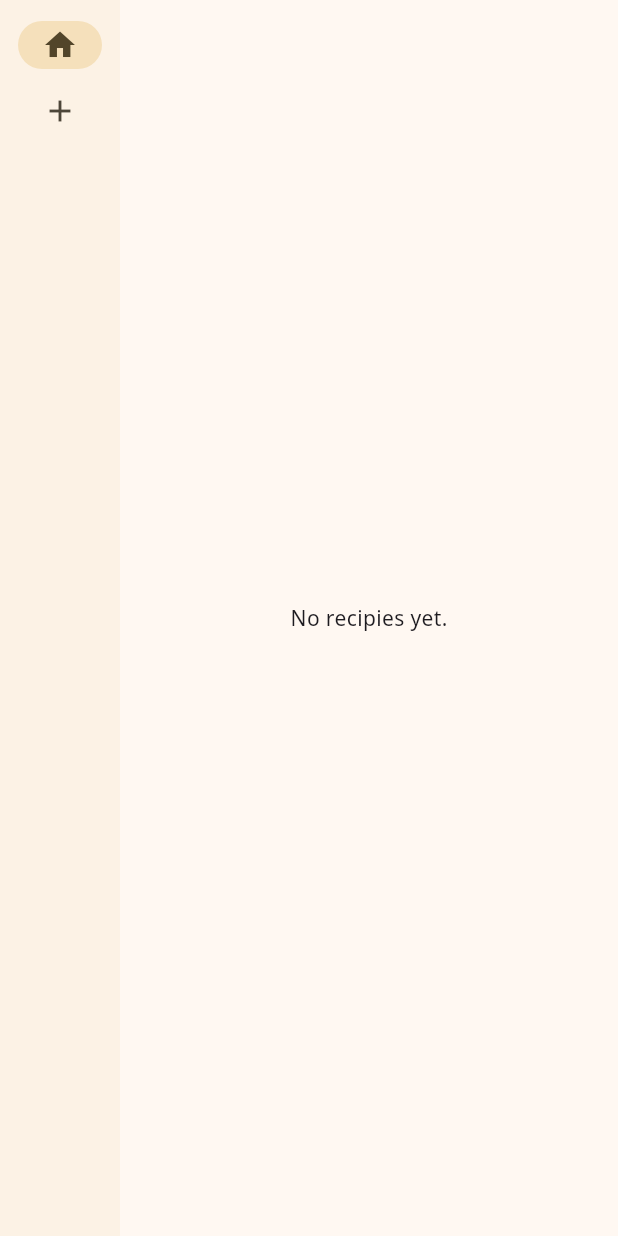
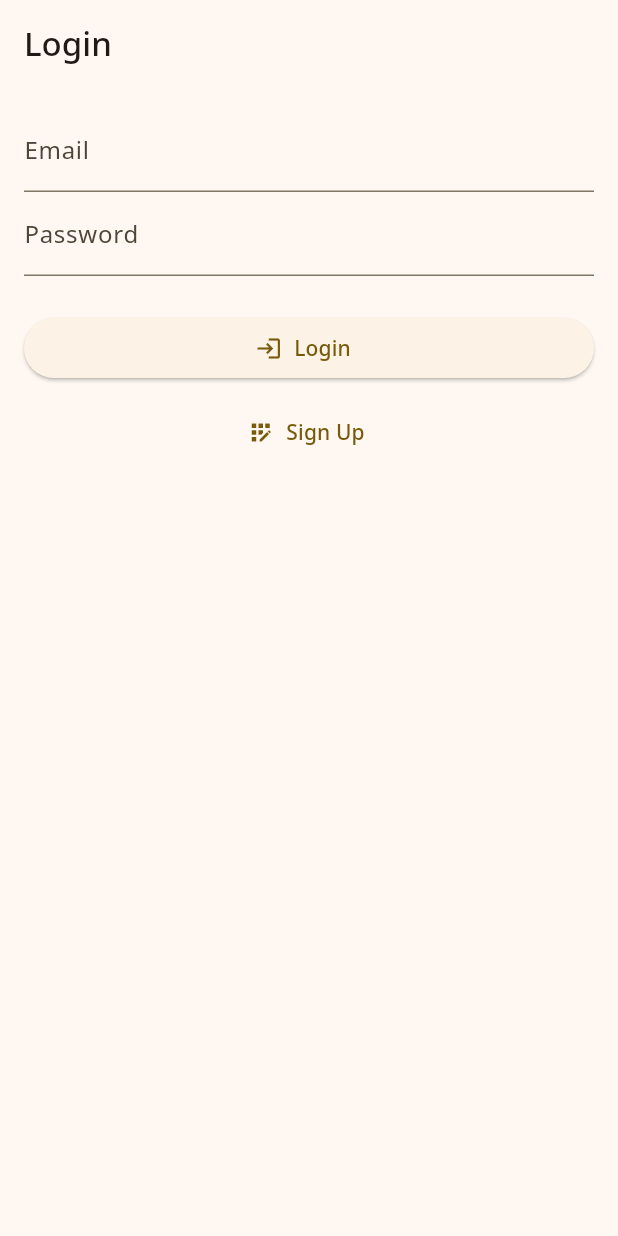
Before and after one commit to SamiOksanen/recipe_book, a Flutter app: the screen it shows after launch, on a phone screen of 412 x 824 dp. Run offline on Flutter 3.47's test engine with Material 3 defaults, Android fonts, the phone set to English and light mode, and no system bars; our stand-ins replace google_fonts.

Commit message:
Added mock login and sign up. Added login and sign up pages and logout button to home page.

```diff
--- /dev/null
+++ b/lib/app_state.dart
@@ -0,0 +1,51 @@
+import 'package:flutter/material.dart';
+import 'package:recipe_book/models/recipe.dart';
+
+class AppState extends ChangeNotifier {
+  final List<Recipe> _recipies = [];
+  final Map<String, String> _users = {'test': 'test'};
+  String? _currentUser;
+
+  List<Recipe> get recipies => List.unmodifiable(_recipies);
+  String? get currentUser => _currentUser;
+  bool get isLoggedIn => _currentUser != null;
+
+  void addRecipe(Recipe recipe) {
+    _recipies.add(recipe);
+    notifyListeners();
+  }
+
+  void updateRecipe(Recipe oldRecipe, Recipe newRecipe) {
+    final index = _recipies.indexOf(oldRecipe);
+    if (index != -1) {
+      _recipies[index] = newRecipe;
+      notifyListeners();
+    }
+  }
+
+  void removeRecipe(Recipe recipe) {
+    _recipies.remove(recipe);
+    notifyListeners();
+  }
+
+  bool signUp(String email, String password) {
+    if (_users.containsKey(email)) return false;
+    _users[email] = password;
+    notifyListeners();
+    return true;
+  }
+
+  bool login(String email, String password) {
+    if (_users[email] == password) {
+      _currentUser = email;
+      notifyListeners();
+      return true;
+    }
+    return false;
+  }
+
+  void logout() {
+    _currentUser = null;
+    notifyListeners();
+  }
+}
--- a/lib/main.dart
+++ b/lib/main.dart
@@ -3,8 +3,8 @@ import 'package:flutter/material.dart';
 import 'package:flutter/services.dart';
 import 'package:google_fonts/google_fonts.dart';
 import 'package:provider/provider.dart';
-import 'package:recipe_book/recipe_book_app_state.dart';
-import 'package:recipe_book/recipe_book_home.dart';
+import 'package:recipe_book/app_state.dart';
+import 'package:recipe_book/screens/main_page.dart';
 
 void main() {
   LicenseRegistry.addLicense(() async* {
@@ -21,8 +21,8 @@ class RecipeBookApp extends StatelessWidget {
   @override
   Widget build(BuildContext context) {
     final textTheme = Theme.of(context).textTheme;
-    return ChangeNotifierProvider<RecipeBookAppState>(
-      create: (BuildContext context) => RecipeBookAppState(),
+    return ChangeNotifierProvider<AppState>(
+      create: (BuildContext context) => AppState(),
       child: MaterialApp(
         title: 'Recipe Book',
         theme: ThemeData(
@@ -39,7 +39,7 @@ class RecipeBookApp extends StatelessWidget {
             ),
           ),
         ),
-        home: const RecipeBookHomePage(),
+        home: const MainPage(),
       ),
     );
   }
--- a/lib/recipe_book_app_state.dart
+++ /dev/null
@@ -1,26 +0,0 @@
-import 'package:flutter/material.dart';
-import 'package:recipe_book/models/recipe.dart';
-
-class RecipeBookAppState extends ChangeNotifier {
-  final List<Recipe> _recipies = [];
-
-  List<Recipe> get recipies => List.unmodifiable(_recipies);
-
-  void addRecipe(Recipe recipe) {
-    _recipies.add(recipe);
-    notifyListeners();
-  }
-
-  void updateRecipe(Recipe oldRecipe, Recipe newRecipe) {
-    final index = _recipies.indexOf(oldRecipe);
-    if (index != -1) {
-      _recipies[index] = newRecipe;
-      notifyListeners();
-    }
-  }
-
-  void removeRecipe(Recipe recipe) {
-    _recipies.remove(recipe);
-    notifyListeners();
-  }
-}
--- /dev/null
+++ b/lib/screens/auth/login_page.dart
@@ -0,0 +1,70 @@
+import 'package:flutter/material.dart';
+import 'package:provider/provider.dart';
+import 'package:recipe_book/app_state.dart';
+import 'package:recipe_book/widgets/enter-listener.dart';
+
+class LoginPage extends StatefulWidget {
+  final VoidCallback onSignUp;
+
+  const LoginPage({Key? key, required this.onSignUp}) : super(key: key);
+
+  @override
+  _LoginPageState createState() => _LoginPageState();
+}
+
+class _LoginPageState extends State<LoginPage> {
+  final TextEditingController _emailController = TextEditingController();
+  final TextEditingController _passwordController = TextEditingController();
+  String? _error;
+
+  void _login() {
+    final appState = Provider.of<AppState>(context, listen: false);
+    final email = _emailController.text;
+    final password = _passwordController.text;
+
+    if (!appState.login(email, password)) {
+      setState(() {
+        _error = 'Invalid email or password';
+      });
+    }
+  }
+
+  @override
+  Widget build(BuildContext context) {
+    return Scaffold(
+      appBar: AppBar(title: const Text('Login')),
+      body: Padding(
+        padding: const EdgeInsets.all(16.0),
+        child: Column(
+          crossAxisAlignment: CrossAxisAlignment.stretch,
+          children: [
+            if (_error != null)
+              Text(_error!, style: const TextStyle(color: Colors.red)),
+            TextField(
+              controller: _emailController,
+              decoration: const InputDecoration(labelText: 'Email'),
+            ),
+            EnterListener(
+              onEnter: _login,
+              child: TextField(
+                controller: _passwordController,
+                decoration: const InputDecoration(labelText: 'Password'),
+                obscureText: true,
+              ),
+            ),
+            const SizedBox(height: 24),
+            ElevatedButton.icon(
+                onPressed: _login,
+                icon: const Icon(Icons.login),
+                label: const Text('Login')),
+            const SizedBox(height: 8),
+            TextButton.icon(
+                onPressed: widget.onSignUp,
+                icon: const Icon(Icons.app_registration),
+                label: const Text('Sign Up')),
+          ],
+        ),
+      ),
+    );
+  }
+}
--- /dev/null
+++ b/lib/screens/main_page.dart
@@ -0,0 +1,32 @@
+import 'package:flutter/material.dart';
+import 'package:provider/provider.dart';
+import 'package:recipe_book/app_state.dart';
+import 'package:recipe_book/screens/auth/login_page.dart';
+import 'package:recipe_book/screens/recipe_book/recipe_book_home_page.dart';
+import 'package:recipe_book/screens/auth/sign_up_page.dart';
+
+class MainPage extends StatelessWidget {
+  const MainPage({super.key});
+
+  @override
+  Widget build(BuildContext context) {
+    final appState = Provider.of<AppState>(context);
+
+    if (!appState.isLoggedIn) {
+      return LoginPage(
+        onSignUp: () {
+          Navigator.push(
+            context,
+            MaterialPageRoute<dynamic>(
+              builder: (context) => SignUpPage(onSignUpComplete: () {
+                Navigator.pop(context);
+              }),
+            ),
+          );
+        },
+      );
+    }
+
+    return const RecipeBookHomePage(); // Main app UI
+  }
+}
--- a/lib/screens/recipe_list_page.dart
+++ b/lib/screens/recipe_book/recipe_list_page.dart
@@ -1,7 +1,7 @@
 import 'package:flutter/material.dart';
 import 'package:provider/provider.dart';
 import 'package:recipe_book/models/recipe.dart';
-import 'package:recipe_book/recipe_book_app_state.dart';
+import 'package:recipe_book/app_state.dart';
 
 class RecipeListPage extends StatelessWidget {
   final void Function(Recipe recipe) onRecipeSelected;
@@ -10,7 +10,7 @@ class RecipeListPage extends StatelessWidget {
 
   @override
   Widget build(BuildContext context) {
-    var appState = context.watch<RecipeBookAppState>();
+    var appState = context.watch<AppState>();
     var recipies = appState.recipies;
 
     if (recipies.isEmpty) {
--- a/lib/screens/view_recipe_page.dart
+++ b/lib/screens/recipe_book/recipe_view_page.dart
@@ -1,13 +1,13 @@
 import 'package:flutter/material.dart';
 import 'package:recipe_book/models/recipe.dart';
 
-class ViewRecipePage extends StatelessWidget {
+class RecipeViewPage extends StatelessWidget {
   final Recipe recipe;
   final VoidCallback onClose;
   final VoidCallback onRemove;
   final void Function(Recipe recipe) onEdit;
 
-  const ViewRecipePage({
+  const RecipeViewPage({
     Key? key,
     required this.recipe,
     required this.onClose,
--- /dev/null
+++ b/lib/widgets/enter-listener.dart
@@ -0,0 +1,25 @@
+import 'package:flutter/material.dart';
+import 'package:flutter/services.dart';
+
+class EnterListener extends StatelessWidget {
+  final Widget child;
+  final void Function() onEnter;
+  final FocusNode _focusNode = FocusNode(skipTraversal: true);
+
+  EnterListener({super.key, required this.child, required this.onEnter});
+
+  @override
+  Widget build(BuildContext context) {
+    return KeyboardListener(
+      focusNode: _focusNode,
+      autofocus: false,
+      onKeyEvent: (event) {
+        if (event is KeyDownEvent &&
+            event.logicalKey == LogicalKeyboardKey.enter) {
+          onEnter();
+        }
+      },
+      child: child,
+    );
+  }
+}
```
Also changed, not shown: lib/screens/auth/sign_up_page.dart (added, +91 -0 lines), lib/screens/recipe_book/recipe_book_home_page.dart (renamed from lib/recipe_book_home.dart, +24 -8 lines), lib/screens/recipe_book/recipe_edit_page.dart (renamed from lib/screens/edit_recipe_page.dart, +6 -6 lines), 1 other file.
